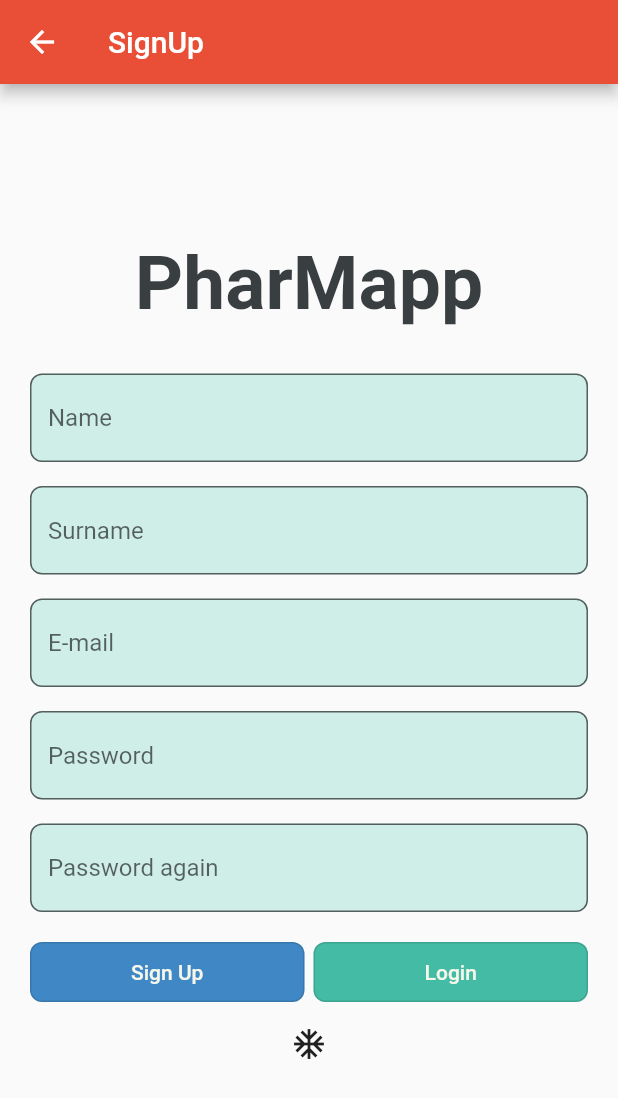
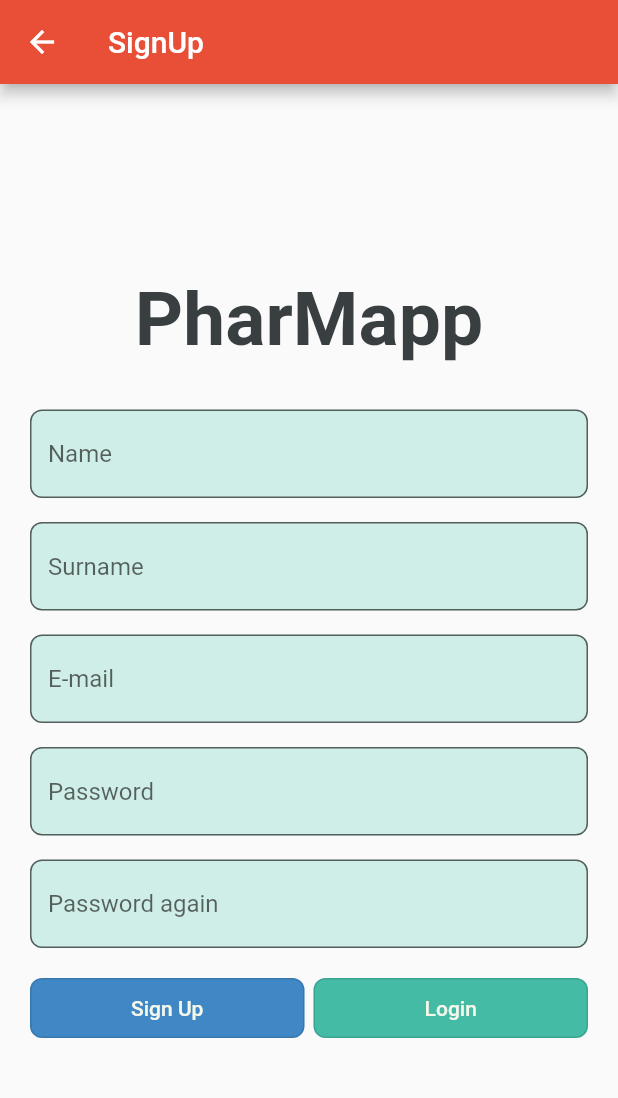
Before and after one commit to mustafaaycll/pharmapp, a Flutter app: the SignUp screen opened by its route, on a phone screen of 412 x 824 dp. Shown: the top 1098 px of the screen. Run offline on Flutter 3.47's test engine with Material 2 defaults, Android fonts, the phone set to English and light mode, and no system bars; our stand-ins replace email_validator, firebase_analytics, firebase_auth, firebase_core, google_sign_in, introduction_screen and 2 more; accounts and stored records are empty; network calls fail.

Commit message:
Removed unnecessary instructions

```diff
--- a/lib/screens/authentication/login.dart
+++ b/lib/screens/authentication/login.dart
@@ -209,9 +209,7 @@ class _LoginState extends State<Login>
                       ),
                     ),
                   ],
-                ),
-                SizedBox(height: 60,),
-                Text('TRY USING:\n\nmustafayucel@sabanciuniv.edu\n\nWITH THE PASSWORD:\n\nmustafa123A\n\nIN ORDER TO\nVIEW PROFILE\nPAGE')
+                )
                 ],
               ),
             ),
--- a/lib/screens/authentication/sign_up.dart
+++ b/lib/screens/authentication/sign_up.dart
@@ -319,10 +319,7 @@ class _SignUpState extends State<SignUp> {
                         ),
                       )
                     ],
-                  ),
-                  IconButton(
-                      onPressed: () => auth.signInWithGoogle(),
-                      icon: Icon(Icons.ac_unit))
+                  )
                 ],
               ),
             ),
```
